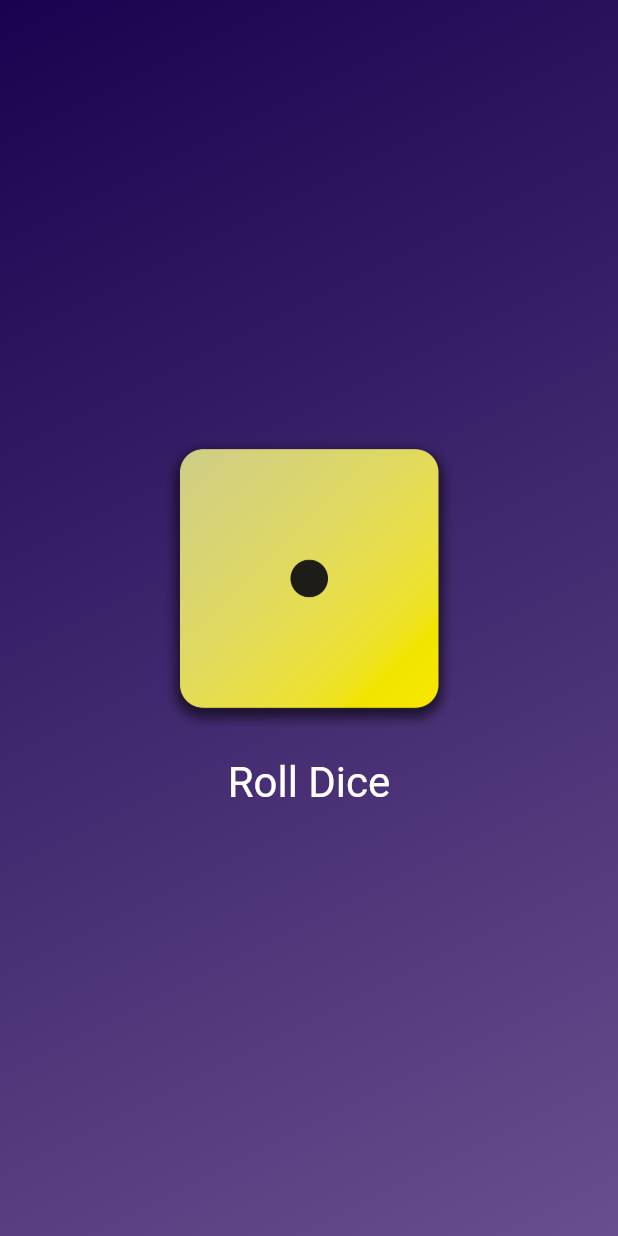
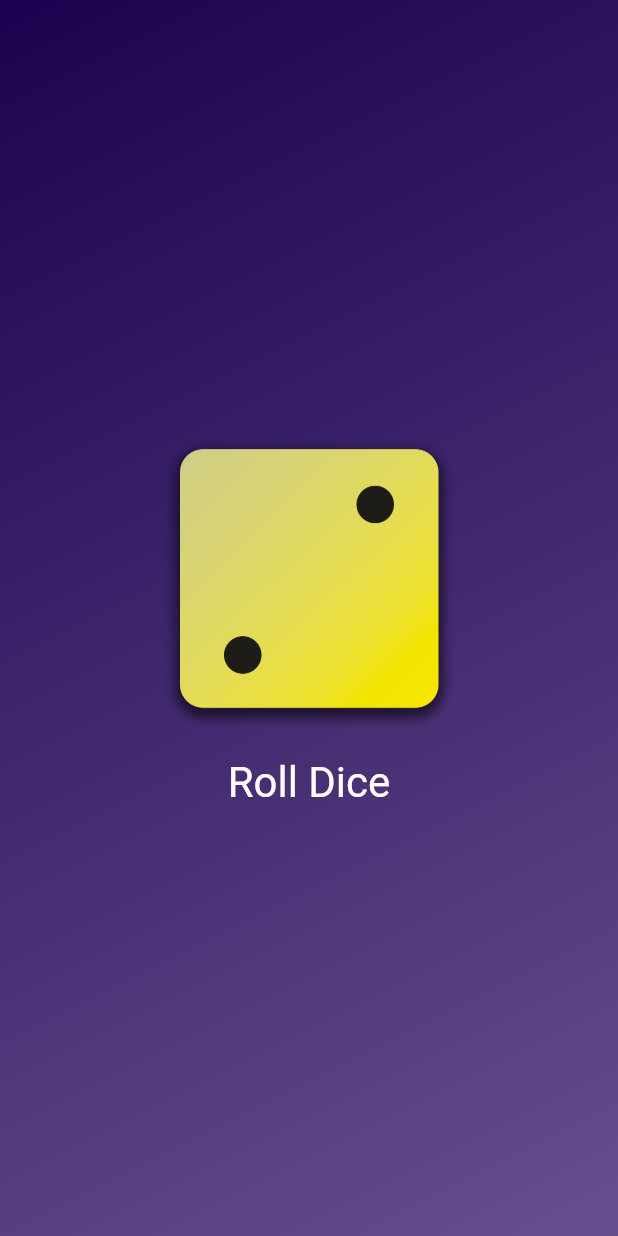
Before and after one commit to MarioGuTe/roll_dice_app_flutter, a Flutter app: the screen it shows after launch, after a tap on "Roll Dice", on a phone screen of 412 x 824 dp. Run offline on Flutter 3.47's test engine with Material 3 defaults, Android fonts, the light colour scheme and no system bars.

Commit message:
add dice roller stateful widget

```diff
--- /dev/null
+++ b/lib/dice_roller.dart
@@ -0,0 +1,41 @@
+import 'package:flutter/material.dart';
+
+class DiceRoller extends StatefulWidget {
+  const DiceRoller({super.key});
+
+  @override
+  State<DiceRoller> createState() => _DiceRollerState();
+}
+
+class _DiceRollerState extends State<DiceRoller> {
+  var activeDiceImage = 'assets/images/dice-1.png';
+
+  void rollDice() {
+    setState(() {
+      activeDiceImage = 'assets/images/dice-2.png';
+    });
+  }
+
+  @override
+  Widget build(BuildContext context) {
+    return Column(
+      mainAxisSize: MainAxisSize.min,
+      children: [
+        Image.asset(
+          activeDiceImage,
+          width: 200,
+        ),
+        TextButton(
+          onPressed: rollDice,
+          style: TextButton.styleFrom(
+              padding: const EdgeInsets.only(
+                top: 20,
+              ),
+              foregroundColor: Colors.white,
+              textStyle: const TextStyle(fontSize: 28)),
+          child: const Text('Roll Dice'),
+        )
+      ],
+    );
+  }
+}
--- a/lib/gradient_container.dart
+++ b/lib/gradient_container.dart
@@ -1,11 +1,10 @@
 import 'package:flutter/material.dart';
+import 'package:roll_dice_app_flutter/dice_roller.dart';
 
 class GradientContainer extends StatelessWidget {
   const GradientContainer(this.colors, {super.key});
 
   final List<Color> colors;
-
-  void rollDice() {}
 
   @override
   Widget build(context) {
@@ -17,27 +16,7 @@ class GradientContainer extends StatelessWidget {
           end: Alignment.bottomRight,
         ),
       ),
-      child: Center(
-        child: Column(
-          mainAxisSize: MainAxisSize.min,
-          children: [
-            Image.asset(
-              'assets/images/dice-1.png',
-              width: 200,
-            ),
-            TextButton(
-              onPressed: rollDice,
-              style: TextButton.styleFrom(
-                  padding: const EdgeInsets.only(
-                    top: 20,
-                  ),
-                  foregroundColor: Colors.white,
-                  textStyle: const TextStyle(fontSize: 28)),
-              child: const Text('Roll Dice'),
-            )
-          ],
-        ),
-      ),
+      child: const Center(child: DiceRoller()),
     );
   }
 }
```
